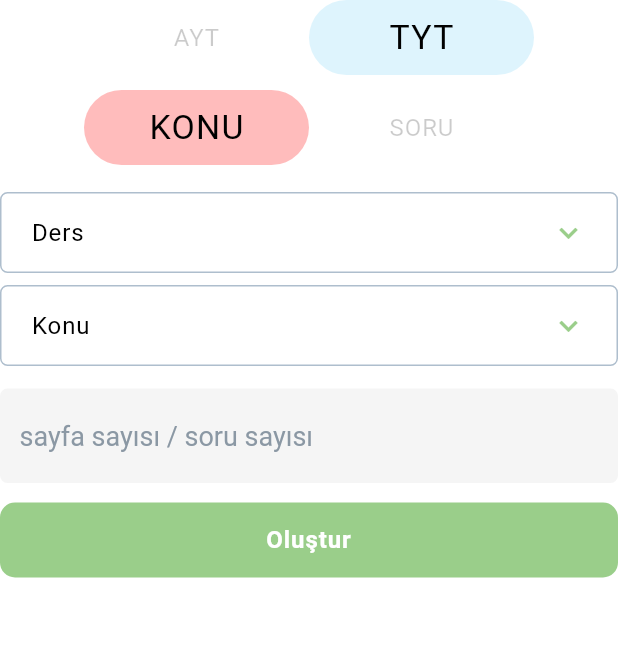
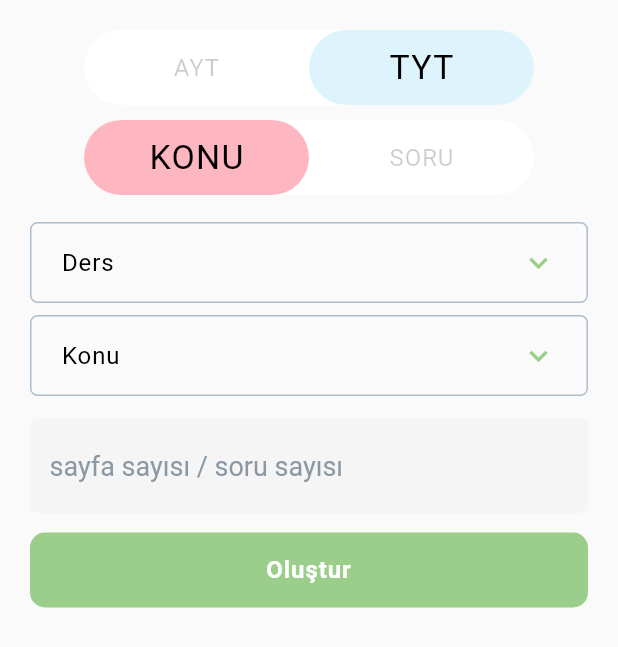
Before and after one commit to montaag/fureliz, a Flutter app: the AlertDialogContetns widget shown alone on an empty page, opened directly, on a phone screen of 412 x 824 dp. Shown: the top 647 px of the screen. Run offline on Flutter 3.47's test engine with Material 2 defaults, Android fonts, the light colour scheme and no system bars; drawn by our look-alikes of animated_toggle_switch; our stand-ins replace bloc, equatable, flutter_bloc, flutter_screenutil, flutter_slidable, font_awesome_flutter and 4 more; accounts and stored records are empty; generated files the repository leaves out were written again; Roboto replaces fonts that are missing (NunitoSans); statements that could not run were skipped.

Commit message:
colors updated, show modal bottom sheet added

```diff
--- a/lib/blocs/reward/bloc/reward_bloc.dart
+++ b/lib/blocs/reward/bloc/reward_bloc.dart
@@ -11,7 +11,7 @@ class RewardBloc extends Bloc<RewardEvent, RewardState> {
   RewardBloc(this.databaseProvider) : super(RewardInitial(databaseProvider.listRewards())) {
     on<ListRewards>((event, emit) {
       List<RewardModel> list = databaseProvider.listRewards();
-      list.sort((a, b) => a.date!.compareTo(b.date!));
+      list.sort((a, b) => b.date!.compareTo(a.date!));
 
       emit(RewardInitial(list));
     });
--- a/lib/config/palette.dart
+++ b/lib/config/palette.dart
@@ -25,9 +25,9 @@ mixin Palette {
   static Color turquoise = const Color(0xFF92f6e6);
   static Color blue = const Color(0xFF91dbf7);
   static Color purple = const Color(0xFFb570f4);
-  static Color pinkColor = const Color(0xFFFF5858);
+  static Color pinkColor = const Color(0xFFFC4C61);
 
-  static Color orangeColor = const Color(0xFFFF9E80);
+  static Color orangeColor = const Color(0xFFFF932C);
   static Color secondaryColor = Colors.white.withOpacity(0.65);
 
   static const MaterialColor dangerColor = MaterialColor(
@@ -98,19 +98,28 @@ mixin Palette {
   );
   static const int _grayValue = 0xFFAEBECD;
 
-  static Color primaryTextColor = Colors.white;
+  static Color primaryTextColor = darkGrey;
   static Color secondaryTextColor = primaryColor;
-  static Color bodyTextColor = Colors.white.withOpacity(0.65);
+  static Color bodyTextColor = Colors.black;
   static Color hintTextColor = grayColor.shade600;
-  static const Color backgroundColor = Color(0xFF1A1A1A);
+  static const Color backgroundColor = Color(0xFFFAFAFA);
   static const Color backgroundColorDARK = Color(0xFF373737);
   static Color bottomNavBarColor = const Color(0xFFFAFAFA);
   static Color lightGrey = const Color(0xFFB8BDBF);
   static Color darkGrey = const Color(0xFF353535);
-  static const LinearGradient linearGradient = LinearGradient(
+  static LinearGradient linearGradient = LinearGradient(
     colors: [
-      primaryColor,
-      primaryColor,
+      pinkColor,
+      orangeColor,
     ],
   );
+
+  static List<Color> colors = [Palette.purple, Palette.blue, Palette.greenColor, Palette.orangeColor, Palette.pinkColor];
+  static Color getColors(int index) {
+    return colors[index % colors.length];
+  }
+
+  static Color getReverseColor(int index) {
+    return colors.reversed.toList()[index % colors.length];
+  }
 }
--- a/lib/view/main_page.dart
+++ b/lib/view/main_page.dart
@@ -7,6 +7,7 @@ import 'package:yeliz/blocs/balance/bloc/balance_bloc.dart';
 import 'package:yeliz/blocs/reward/bloc/reward_bloc.dart';
 import 'package:yeliz/blocs/shop/bloc/basket_bloc.dart';
 import 'package:yeliz/config/palette.dart';
+import 'package:yeliz/config/theme.dart';
 import 'package:yeliz/view/dashboard.dart';
 import 'package:yeliz/view/reward_history.dart';
 import 'package:yeliz/view/shop.dart';
@@ -47,7 +48,10 @@ class _MainScreenState extends State<MainScreen> {
     return Scaffold(
       appBar: AppBar(
         backgroundColor: Palette.backgroundColor,
-        title: Text(selectedIndex != 3 ? formatDate(now) : ""),
+        title: Text(
+          selectedIndex != 3 ? formatDate(now) : "",
+          style: TextStyle(color: Palette.darkGrey),
+        ),
         centerTitle: false,
       ),
       body: pages[selectedIndex],
--- a/lib/widgets/create_goal_Alert.dart
+++ b/lib/widgets/create_goal_Alert.dart
@@ -32,11 +32,13 @@ class _AlertDialogContetnsState extends State<AlertDialogContetns> {
   Widget build(BuildContext context) {
     return BlocBuilder<GoalBloc, GoalState>(
       builder: (context, state) {
-        return Scaffold(
-          backgroundColor: Colors.white,
-          body: Column(
+        return Padding(
+          padding: const EdgeInsets.symmetric(horizontal: 20.0),
+          child: Column(
             mainAxisSize: MainAxisSize.min,
+            mainAxisAlignment: MainAxisAlignment.center,
             children: [
+              SizedBox(height: 20),
               AnimatedToggleSwitch<ExamType>.size(
                   innerColor: Colors.white,
                   current: selectedExamType,
--- a/lib/widgets/custom_card.dart
+++ b/lib/widgets/custom_card.dart
@@ -7,8 +7,9 @@ class CustomCard extends StatelessWidget {
   final String? subtitle;
   final Widget? extra;
   final IconButton? iconButton;
+  final Color color;
 
-  const CustomCard({Key? key, required this.title, this.subtitle, this.iconButton, this.extra}) : super(key: key);
+  const CustomCard({Key? key, required this.title, this.subtitle, this.iconButton, this.extra, required this.color}) : super(key: key);
 
   @override
   Widget build(BuildContext context) {
@@ -16,7 +17,7 @@ class CustomCard extends StatelessWidget {
       height: 170,
       width: 250,
       decoration: BoxDecoration(
-        color: Palette.primaryColor.withOpacity(0.08),
+        color: color.withOpacity(0.4),
         borderRadius: BorderRadius.circular(10),
       ),
       child: Column(
```
Also changed, not shown: lib/view/dashboard.dart (+8 -18 lines), lib/view/reward_history.dart (+12 -3 lines), lib/widgets/custom_bottom_sheet.dart (added, +31 -0 lines).
